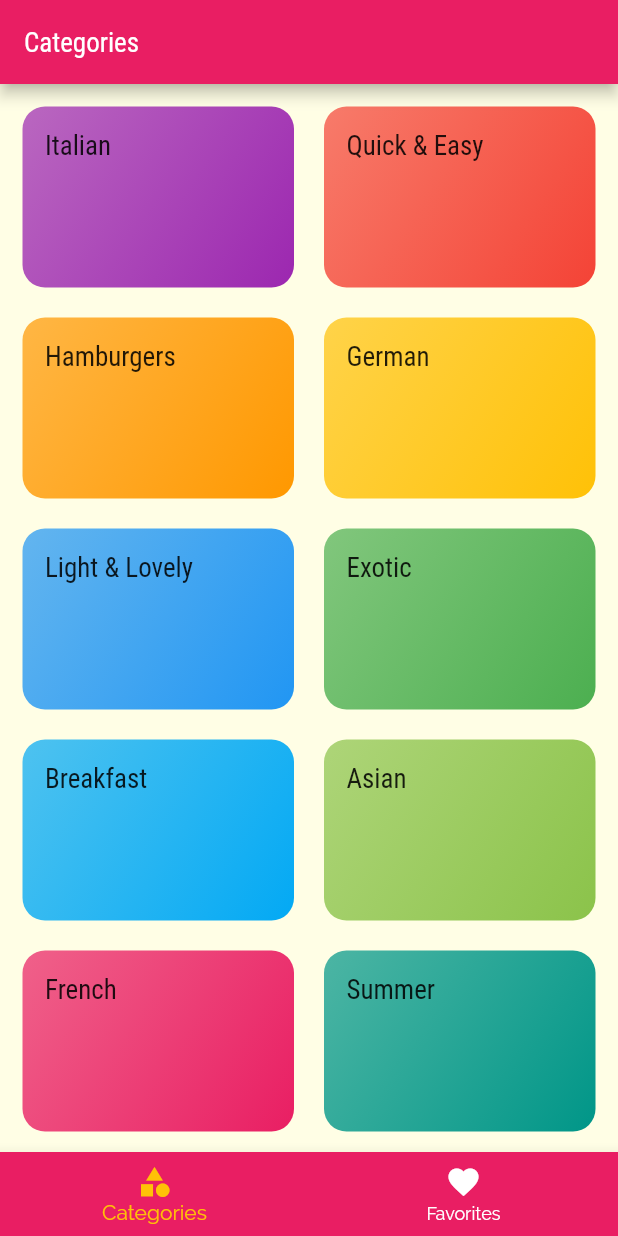
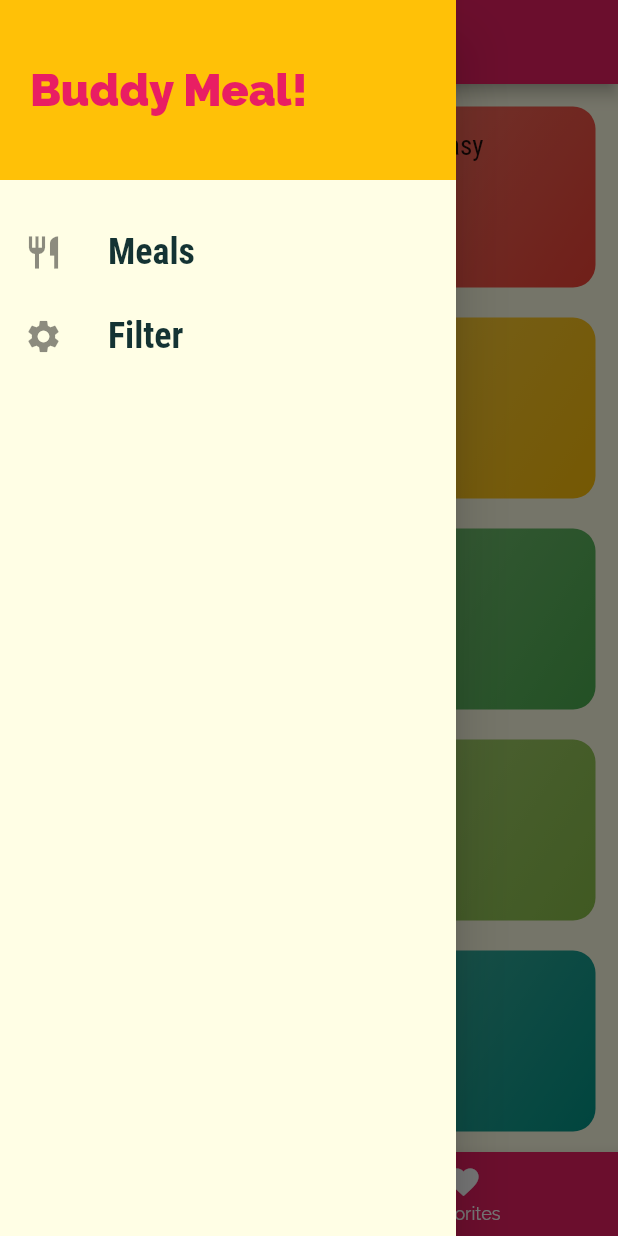
Before and after one commit to iamsyedanish/meal_app, a Flutter app: the screen it shows after launch, with the side drawer open (before the commit the screen has no drawer), on a phone screen of 412 x 824 dp. Run offline on Flutter 3.47's test engine with Material 2 defaults, Android fonts, the light colour scheme and no system bars.

Commit message:
Improvements in Routes, added filter screen and drawer

```diff
--- a/lib/main.dart
+++ b/lib/main.dart
@@ -1,5 +1,6 @@
 import 'package:buddy_meal_app/screens/categories_screen.dart';
 import 'package:buddy_meal_app/screens/category_meal_screen.dart';
+import 'package:buddy_meal_app/screens/filters_screen.dart';
 import 'package:buddy_meal_app/screens/meal_detail_screen.dart';
 import 'package:buddy_meal_app/screens/tabs_screen.dart';
 import 'package:flutter/material.dart';
@@ -32,7 +33,8 @@ class MyApp extends StatelessWidget {
         '/': (context) => const TabsScreen(),
         CategoryMealScreen.categoryMeal: (context) =>
             const CategoryMealScreen(),
-        MealDetailScreen.mealDetail: (context) => const MealDetailScreen()
+        MealDetailScreen.mealDetail: (context) => const MealDetailScreen(),
+        FiltersScreen.routeName: (context) => const FiltersScreen(),
       },
 
       // onGenerateRoute: ,
--- /dev/null
+++ b/lib/screens/filters_screen.dart
@@ -0,0 +1,16 @@
+import 'package:flutter/material.dart';
+
+import '../widgets/main_drawer.dart';
+
+class FiltersScreen extends StatelessWidget {
+  static const routeName = '/filters';
+  const FiltersScreen({super.key});
+
+  @override
+  Widget build(BuildContext context) {
+    return Scaffold(
+      appBar: AppBar(title: const Text("Your Filters")),
+      drawer: const MainDrawer(),
+    );
+  }
+}
--- a/lib/screens/tabs_screen.dart
+++ b/lib/screens/tabs_screen.dart
@@ -1,6 +1,7 @@
 import 'package:buddy_meal_app/screens/categories_screen.dart';
 import 'package:flutter/material.dart';
 
+import '../widgets/main_drawer.dart';
 import 'favorites_screen.dart';
 
 class TabsScreen extends StatefulWidget {
@@ -29,6 +30,7 @@ class _TabsScreenState extends State<TabsScreen> {
     return Scaffold(
       appBar:
           AppBar(title: Text(_pages[_selectedPageIndex]['title'].toString())),
+      drawer: const MainDrawer(),
       bottomNavigationBar: BottomNavigationBar(
         backgroundColor: Theme.of(context).colorScheme.primary,
         unselectedItemColor: Colors.white,
--- /dev/null
+++ b/lib/widgets/main_drawer.dart
@@ -0,0 +1,55 @@
+import 'package:buddy_meal_app/screens/filters_screen.dart';
+import 'package:buddy_meal_app/screens/tabs_screen.dart';
+import 'package:flutter/material.dart';
+
+class MainDrawer extends StatelessWidget {
+  const MainDrawer({super.key});
+
+  Widget buttonDesign(String title, IconData icon, Function tapHandler) {
+    return ListTile(
+      leading: Icon(
+        icon,
+        size: 26,
+      ),
+      title: Text(
+        title,
+        style: const TextStyle(
+          fontFamily: 'RobotoCondensed',
+          fontSize: 24,
+          fontWeight: FontWeight.bold,
+        ),
+      ),
+      onTap: () => tapHandler(),
+    );
+  }
+
+  @override
+  Widget build(BuildContext context) {
+    return Drawer(
+        child: Column(children: [
+      Container(
+        height: 120,
+        width: double.infinity,
+        padding: const EdgeInsets.all(20),
+        alignment: Alignment.centerLeft,
+        color: Theme.of(context).colorScheme.secondary,
+        child: Text(
+          'Buddy Meal!',
+          style: TextStyle(
+              fontWeight: FontWeight.w900,
+              fontSize: 30,
+              color: Theme.of(context).colorScheme.primary),
+        ),
+      ),
+      const SizedBox(
+        height: 20,
+      ),
+      buttonDesign(('Meals'), Icons.restaurant, () {
+        Navigator.pushReplacementNamed(context, '/');
+      }),
+      buttonDesign(('Filter'), Icons.settings, () {
+        Navigator.pushReplacementNamed(context, FiltersScreen.routeName);
+      }),
+    ]));
+  }
+}
```
